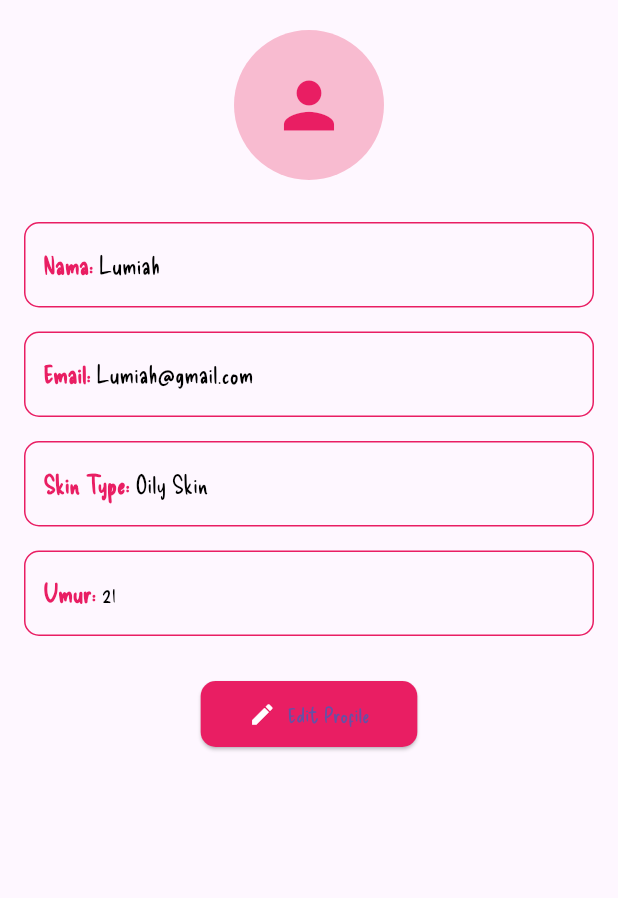
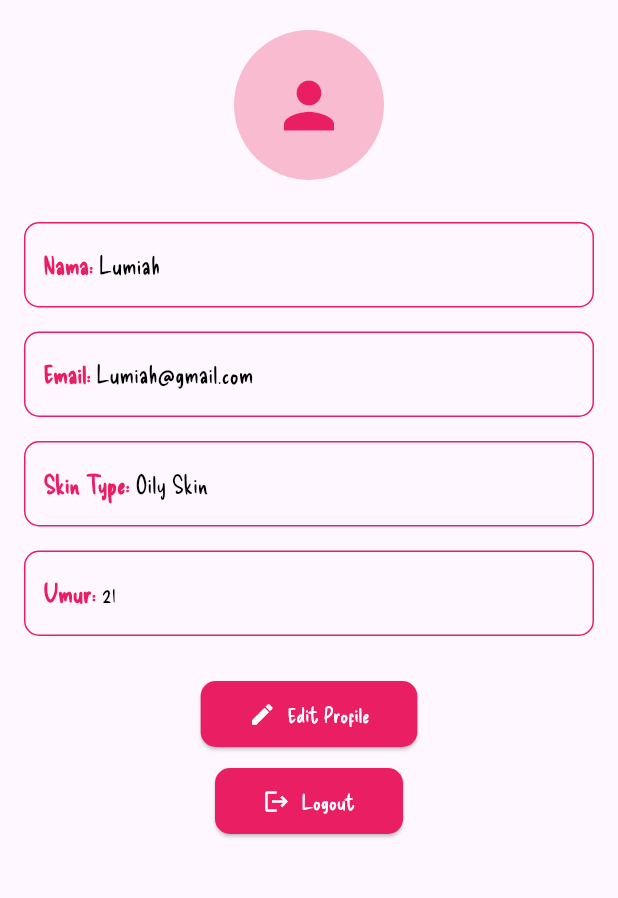
Before and after one commit to donnaagn/skin_match, a Flutter app: the ProfileScreen screen opened directly, on a phone screen of 412 x 824 dp, the part 84-982 px from its top. Run offline on Flutter 3.47's test engine with Material 3 defaults, Android fonts, the light colour scheme and no system bars; our stand-ins replace shared_preferences; accounts and stored records are empty.

Commit message:
update profile

```diff
--- a/lib/screens/profile_screen.dart
+++ b/lib/screens/profile_screen.dart
@@ -14,7 +14,6 @@ class _ProfileScreenState extends State<ProfileScreen> {
   final TextEditingController _ageController = TextEditingController();
 
   bool isEditMode = false;
-
   // State untuk menyimpan data pengguna
   String userName = "Lumiah"; // Kosongkan data awal
   String userEmail = "Lumiah@gmail.com";
@@ -78,10 +77,10 @@ class _ProfileScreenState extends State<ProfileScreen> {
                   )
                 : Column(
                     children: [
-                      ViewField(label: 'Nama', value: userName.isEmpty ?  "": userName),
-                      ViewField(label: 'Email', value: userEmail.isEmpty ?  "": userEmail),
-                      ViewField(label: 'Skin Type', value: userSkinType.isEmpty ?  "": userSkinType),
-                      ViewField(label: 'Umur', value: userAge.isEmpty ?  "": userAge),
+                      ViewField(label: 'Nama', value: userName.isEmpty ? "" : userName),
+                      ViewField(label: 'Email', value: userEmail.isEmpty ? "" : userEmail),
+                      ViewField(label: 'Skin Type', value: userSkinType.isEmpty ? "" : userSkinType),
+                      ViewField(label: 'Umur', value: userAge.isEmpty ? "" : userAge),
                     ],
                   ),
             SizedBox(height: 20),
@@ -95,8 +94,6 @@ class _ProfileScreenState extends State<ProfileScreen> {
                     userEmail = _emailController.text;
                     userSkinType = _skinTypeController.text;
                     userAge = _ageController.text;
-
-
                   }
                   isEditMode = !isEditMode; // Toggle mode
                 });
@@ -105,7 +102,28 @@ class _ProfileScreenState extends State<ProfileScreen> {
                 isEditMode ? Icons.check : Icons.edit,
                 color: Colors.white,
               ),
-              label: Text(isEditMode ? 'Save' : 'Edit Profile'),
+              label: Text(isEditMode ? 'Save' : 'Edit Profile', style: TextStyle(color: Colors.white)),
+              style: ElevatedButton.styleFrom(
+                backgroundColor: Colors.pink,
+                padding: EdgeInsets.symmetric(horizontal: 32, vertical: 12),
+                shape: RoundedRectangleBorder(
+                  borderRadius: BorderRadius.circular(10),
+                ),
+              ),
+            ),
+
+            SizedBox(height: 10),
+
+            ElevatedButton.icon(
+              onPressed: () {
+                // Tambahkan logika logout di sini
+                Navigator.of(context).pushReplacementNamed('/login');
+              },
+              icon: Icon(
+                Icons.logout,
+                color: Colors.white,
+              ),
+              label: Text('Logout', style: TextStyle(color: Colors.white)),
               style: ElevatedButton.styleFrom(
                 backgroundColor: Colors.pink,
                 padding: EdgeInsets.symmetric(horizontal: 32, vertical: 12),
@@ -120,7 +138,6 @@ class _ProfileScreenState extends State<ProfileScreen> {
     );
   }
 }
-
 
 class ProfileField extends StatelessWidget {
   final String label;
@@ -151,7 +168,6 @@ class ProfileField extends StatelessWidget {
   }
 }
 
-
 class ViewField extends StatelessWidget {
   final String label;
   final String value;
@@ -170,7 +186,9 @@ class ViewField extends StatelessWidget {
         ),
         child: Row(
           children: [
-            Text('$label: ', style: TextStyle(fontSize: 16, fontWeight: FontWeight.bold, color: Colors.pink)),
+            Text('$label: ',
+                style: TextStyle(
+                    fontSize: 16, fontWeight: FontWeight.bold, color: Colors.pink)),
             Expanded(
               child: Text(value, style: TextStyle(fontSize: 16, color: Colors.black)),
             ),
```
